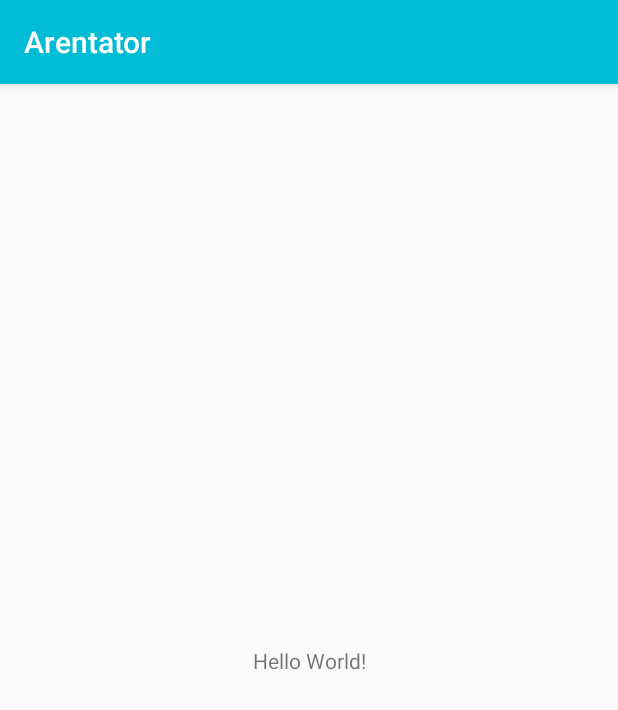
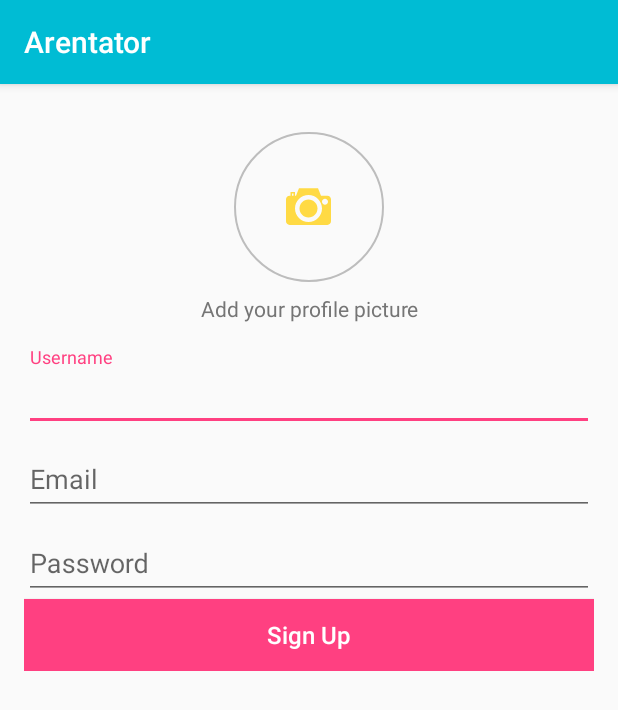
Before and after one commit to darthoo/baseCleanApp, an Android app: the screen it shows after launch (MainActivity before the commit, RegisterActivity after it), on a phone screen of 412 x 824 dp. Shown: the top 710 px of the screen. Run offline under Robolectric (Android 15) with nearby library versions, the phone set to English and light mode, and no system bars.

Commit message:
Added register activity

```diff
--- a/presentation/build.gradle
+++ b/presentation/build.gradle
@@ -57,7 +57,6 @@ dependencies {
     implementation 'org.parceler:parceler-api:1.1.9'
     kapt 'org.parceler:parceler:1.1.9'
 
-
     //DAGGER--------///
     implementation 'com.google.dagger:dagger:2.11'
     kapt 'com.google.dagger:dagger-compiler:2.11'
--- a/presentation/src/main/AndroidManifest.xml
+++ b/presentation/src/main/AndroidManifest.xml
@@ -9,13 +9,14 @@
         android:roundIcon="@mipmap/ic_launcher_round"
         android:supportsRtl="true"
         android:theme="@style/AppTheme">
-        <activity android:name=".MainActivity">
+        <activity android:name=".view.MainActivity">
             <intent-filter>
                 <action android:name="android.intent.action.MAIN" />
 
                 <category android:name="android.intent.category.LAUNCHER" />
             </intent-filter>
         </activity>
+        <activity android:name=".view.RegisterActivity"></activity>
     </application>
 
 </manifest>
--- a/presentation/src/main/java/com/arentator/arentator/MainActivity.java
+++ /dev/null
@@ -1,13 +0,0 @@
-package com.arentator.arentator;
-
-import android.support.v7.app.AppCompatActivity;
-import android.os.Bundle;
-
-public class MainActivity extends AppCompatActivity {
-
-    @Override
-    protected void onCreate(Bundle savedInstanceState) {
-        super.onCreate(savedInstanceState);
-        setContentView(R.layout.activity_main);
-    }
-}
--- /dev/null
+++ b/presentation/src/main/java/com/arentator/arentator/view/MainActivity.kt
@@ -0,0 +1,16 @@
+package com.arentator.arentator.view
+
+import android.content.Intent
+import android.support.v7.app.AppCompatActivity
+import android.os.Bundle
+
+import com.arentator.arentator.R
+
+class MainActivity : AppCompatActivity() {
+
+    override fun onCreate(savedInstanceState: Bundle?) {
+        super.onCreate(savedInstanceState)
+        setContentView(R.layout.activity_main)
+        startActivity(Intent(this,RegisterActivity::class.java))
+    }
+}
--- /dev/null
+++ b/presentation/src/main/java/com/arentator/arentator/view/RegisterActivity.kt
@@ -0,0 +1,13 @@
+package com.arentator.arentator.view
+
+import android.support.v7.app.AppCompatActivity
+import android.os.Bundle
+import com.arentator.arentator.R
+
+class RegisterActivity : AppCompatActivity() {
+
+    override fun onCreate(savedInstanceState: Bundle?) {
+        super.onCreate(savedInstanceState)
+        setContentView(R.layout.activity_register)
+    }
+}
--- /dev/null
+++ b/presentation/src/main/res/drawable/ic_photo_camera.xml
@@ -0,0 +1,5 @@
+<vector android:height="24dp" android:viewportHeight="60.0"
+    android:viewportWidth="60.0" android:width="24dp" xmlns:android="http://schemas.android.com/apk/res/android">
+    <path android:fillColor="#FFDA44" android:pathData="M30,20.5c-6.62,0 -12,5.38 -12,12s5.38,12 12,12s12,-5.38 12,-12S36.62,20.5 30,20.5z"/>
+    <path android:fillColor="#FFDA44" android:pathData="M55.2,15.5h-8.52l-4,-10H17.32l-4,10H12v-5H6v5H4.8C2.15,15.5 0,17.65 0,20.3v29.37C0,52.33 2.17,54.5 4.83,54.5h50.33c2.66,0 4.83,-2.17 4.83,-4.83V20.3C60,17.65 57.85,15.5 55.2,15.5zM10,15.5H8v-3h2V15.5zM30,50.5c-9.93,0 -18,-8.07 -18,-18s8.07,-18 18,-18s18,8.07 18,18S39.92,50.5 30,50.5zM52,27.5c-2.21,0 -4,-1.79 -4,-4s1.79,-4 4,-4s4,1.79 4,4S54.21,27.5 52,27.5z"/>
+</vector>
--- /dev/null
+++ b/presentation/src/main/res/drawable/shape_circle_bordered.xml
@@ -0,0 +1,21 @@
+<?xml version="1.0" encoding="utf-8"?>
+<shape xmlns:android="http://schemas.android.com/apk/res/android"
+    android:shape="oval" >
+
+    <gradient
+        android:centerX=".6"
+        android:centerY=".40"
+        android:endColor="@android:color/transparent"
+        android:gradientRadius="20"
+        android:startColor="@android:color/transparent"
+        android:type="radial" />
+
+    <stroke
+        android:width="1dp"
+        android:color="@color/colorDivider" />
+
+    <size
+        android:height="100dp"
+        android:width="100dp" />
+
+</shape>
--- a/presentation/src/main/res/layout/activity_main.xml
+++ b/presentation/src/main/res/layout/activity_main.xml
@@ -4,7 +4,7 @@
     xmlns:tools="http://schemas.android.com/tools"
     android:layout_width="match_parent"
     android:layout_height="match_parent"
-    tools:context="com.arentator.arentator.MainActivity">
+    tools:context="com.arentator.arentator.view.MainActivity">
 
     <TextView
         android:layout_width="wrap_content"
@@ -15,4 +15,5 @@
         app:layout_constraintRight_toRightOf="parent"
         app:layout_constraintTop_toTopOf="parent" />
 
+
 </android.support.constraint.ConstraintLayout>
--- /dev/null
+++ b/presentation/src/main/res/layout/activity_register.xml
@@ -0,0 +1,84 @@
+<?xml version="1.0" encoding="utf-8"?>
+<RelativeLayout xmlns:android="http://schemas.android.com/apk/res/android"
+    xmlns:app="http://schemas.android.com/apk/res-auto"
+    xmlns:tools="http://schemas.android.com/tools"
+    android:layout_width="match_parent"
+    android:layout_height="match_parent"
+    tools:context="com.arentator.arentator.view.RegisterActivity">
+
+
+    <FrameLayout
+        android:id="@+id/addPhotoRoot"
+        android:layout_width="match_parent"
+        android:layout_height="wrap_content"
+        android:layout_marginTop="@dimen/dp32_space">
+
+        <android.support.v7.widget.AppCompatImageView
+            android:layout_width="wrap_content"
+            android:layout_height="wrap_content"
+            android:src="@drawable/shape_circle_bordered"
+            android:layout_gravity="center_horizontal"/>
+
+        <android.support.v7.widget.AppCompatImageView
+            android:layout_width="30dp"
+            android:layout_height="30dp"
+            android:src="@drawable/ic_photo_camera"
+            android:layout_gravity="center"/>
+    </FrameLayout>
+
+    <android.support.v7.widget.AppCompatTextView
+        android:id="@+id/addPhotoTitle"
+        android:layout_width="match_parent"
+        android:layout_height="wrap_content"
+        android:text="@string/add_your_profile_picture"
+        android:layout_below="@id/addPhotoRoot"
+        android:layout_marginTop="@dimen/dp8_space"
+        android:gravity="center"
+        android:textColor="@color/colorSecondaryText"/>
+
+    <LinearLayout
+        android:layout_width="match_parent"
+        android:layout_height="wrap_content"
+        android:orientation="vertical"
+        android:padding="@dimen/dp16_space"
+        android:layout_below="@id/addPhotoTitle">
+
+        <android.support.design.widget.TextInputLayout
+            android:layout_width="match_parent"
+            android:layout_height="wrap_content">
+
+            <EditText
+                android:layout_width="match_parent"
+                android:layout_height="wrap_content"
+                android:hint="@string/username" />
+        </android.support.design.widget.TextInputLayout>
+
+        <android.support.design.widget.TextInputLayout
+            android:layout_width="match_parent"
+            android:layout_height="wrap_content">
+
+            <EditText
+                android:layout_width="match_parent"
+                android:layout_height="wrap_content"
+                android:hint="@string/email" />
+        </android.support.design.widget.TextInputLayout>
+
+        <android.support.design.widget.TextInputLayout
+            android:layout_width="match_parent"
+            android:layout_height="wrap_content">
+
+            <EditText
+                android:layout_width="match_parent"
+                android:layout_height="wrap_content"
+                android:hint="@string/password" />
+        </android.support.design.widget.TextInputLayout>
+
+        <android.support.v7.widget.AppCompatButton
+            android:id="@+id/btnSignup"
+            android:layout_width="match_parent"
+            android:layout_height="wrap_content"
+            android:text="@string/sign_up"
+            style="@style/DefaultButton"/>
+    </LinearLayout>
+
+</RelativeLayout>
--- /dev/null
+++ b/presentation/src/main/res/values/dimens-text.xml
@@ -0,0 +1,6 @@
+<?xml version="1.0" encoding="utf-8"?>
+<resources>
+    <dimen name="sp4_text">4sp</dimen>
+    <dimen name="sp8_text">8sp</dimen>
+    <dimen name="sp16_text">16sp</dimen>
+</resources>
--- /dev/null
+++ b/presentation/src/main/res/values/dimens.xml
@@ -0,0 +1,8 @@
+<?xml version="1.0" encoding="utf-8"?>
+<resources>
+    <dimen name="dp4_space">4dp</dimen>
+    <dimen name="dp8_space">8dp</dimen>
+    <dimen name="dp16_space">16dp</dimen>
+    <dimen name="dp32_space">32dp</dimen>
+    <dimen name="dp64_space">64dp</dimen>
+</resources>
--- a/presentation/src/main/res/values/strings.xml
+++ b/presentation/src/main/res/values/strings.xml
@@ -1,3 +1,12 @@
 <resources>
     <string name="app_name">Arentator</string>
+    <string name="sign_up">Sign Up</string>
+    <string name="sign_in">Sign In</string>
+    <string name="email">Email</string>
+    <string name="username">Username</string>
+    <string name="password">Password</string>
+    <string name="or_sign_up_with">or signup with</string>
+    <string name="facebook">Facebook</string>
+    <string name="twitter">Twitter</string>
+    <string name="add_your_profile_picture">Add your profile picture</string>
 </resources>
--- /dev/null
+++ b/presentation/src/main/res/values/styles-widget.xml
@@ -0,0 +1,10 @@
+<resources>
+
+    <style name="DefaultButton">
+        <item name="android:textAllCaps">false</item>
+        <item name="android:background">@color/colorAccent</item>
+        <item name="android:textColor">@color/colorWhite</item>
+        <item name="android:textSize">@dimen/sp16_text</item>
+    </style>
+
+</resources>
```
